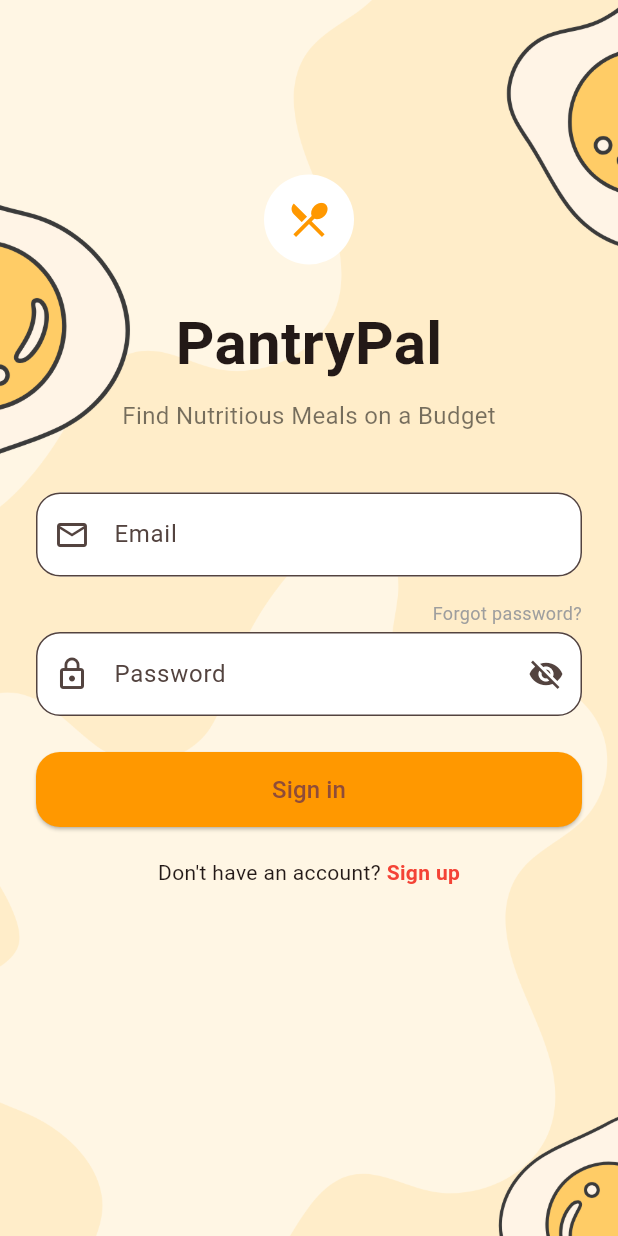
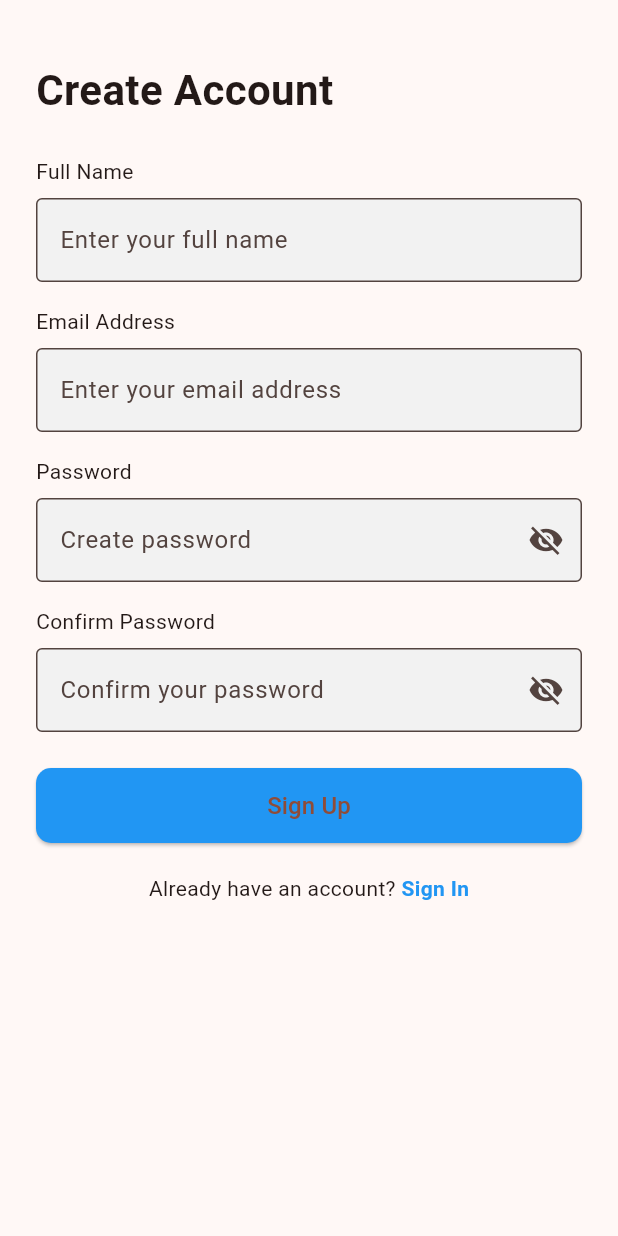
Before and after one commit to varsha698/PantryPalApp, a Flutter app: the LoginScreen screen opened directly, after a tap on "Sign up", on a phone screen of 412 x 824 dp. Run offline on Flutter 3.47's test engine with Material 3 defaults, Android fonts, the phone set to English and light mode, and no system bars; our stand-ins replace firebase_auth, firebase_core; accounts and stored records are empty.

Commit message:
Desinged the sign up page

```diff
--- a/lib/screens/login_screen.dart
+++ b/lib/screens/login_screen.dart
@@ -1,6 +1,8 @@
 import 'package:flutter/material.dart';
 import 'package:firebase_auth/firebase_auth.dart';
 import 'package:login_page/screens/home_screen.dart';
+import 'package:login_page/screens/signup_screen.dart';
+
 
 class LoginScreen extends StatefulWidget {
   const LoginScreen({super.key});
@@ -152,8 +154,11 @@ class _LoginScreenState extends State<LoginScreen> {
                     children: [
                       const Text("Don't have an account? "),
                       GestureDetector(
-                        onTap: () {
-                          // Navigate to SignUp screen
+                        onTap: () {// Navigate to SignUp screen
+                          Navigator.pushReplacement(
+                            context,
+                            MaterialPageRoute(builder: (context) => const SignUpScreen()),
+                          );
                         },
                         child: const Text(
                           "Sign up",
--- /dev/null
+++ b/lib/screens/signup_screen.dart
@@ -0,0 +1,176 @@
+import 'package:flutter/material.dart';
+import 'package:firebase_auth/firebase_auth.dart';
+import 'login_screen.dart';
+
+class SignUpScreen extends StatefulWidget {
+  const SignUpScreen({super.key});
+
+  @override
+  State<SignUpScreen> createState() => _SignUpScreenState();
+}
+
+class _SignUpScreenState extends State<SignUpScreen> {
+  final nameController = TextEditingController();
+  final emailController = TextEditingController();
+  final passwordController = TextEditingController();
+  final confirmPasswordController = TextEditingController();
+
+  bool _obscurePassword = true;
+  bool _obscureConfirm = true;
+
+  Future<void> signUp() async {
+    if (passwordController.text != confirmPasswordController.text) {
+      ScaffoldMessenger.of(context).showSnackBar(
+        const SnackBar(content: Text("Passwords do not match")),
+      );
+      return;
+    }
+
+    try {
+      await FirebaseAuth.instance.createUserWithEmailAndPassword(
+        email: emailController.text.trim(),
+        password: passwordController.text.trim(),
+      );
+
+      ScaffoldMessenger.of(context).showSnackBar(
+        const SnackBar(content: Text("Account created successfully!")),
+      );
+
+      // Navigate back to login
+      Navigator.pushReplacement(
+        context,
+        MaterialPageRoute(builder: (context) => const LoginScreen()),
+      );
+    } on FirebaseAuthException catch (e) {
+      ScaffoldMessenger.of(context).showSnackBar(
+        SnackBar(content: Text(e.message ?? "Signup failed")),
+      );
+    }
+  }
+
+  @override
+  Widget build(BuildContext context) {
+    return Scaffold(
+      body: SafeArea(
+        child: Padding(
+          padding: const EdgeInsets.symmetric(horizontal: 24.0),
+          child: Column(
+            crossAxisAlignment: CrossAxisAlignment.start,
+            children: [
+              const SizedBox(height: 40),
+              const Text(
+                "Create Account",
+                style: TextStyle(fontSize: 28, fontWeight: FontWeight.bold),
+              ),
+              const SizedBox(height: 24),
+
+              const Text("Full Name"),
+              const SizedBox(height: 8),
+              TextField(
+                controller: nameController,
+                decoration: const InputDecoration(
+                  hintText: "Enter your full name",
+                  filled: true,
+                  fillColor: Color(0xFFF2F2F2),
+                  border: OutlineInputBorder(),
+                ),
+              ),
+              const SizedBox(height: 16),
+
+              const Text("Email Address"),
+              const SizedBox(height: 8),
+              TextField(
+                controller: emailController,
+                decoration: const InputDecoration(
+                  hintText: "Enter your email address",
+                  filled: true,
+                  fillColor: Color(0xFFF2F2F2),
+                  border: OutlineInputBorder(),
+                ),
+              ),
+              const SizedBox(height: 16),
+
+              const Text("Password"),
+              const SizedBox(height: 8),
+              TextField(
+                controller: passwordController,
+                obscureText: _obscurePassword,
+                decoration: InputDecoration(
+                  hintText: "Create password",
+                  filled: true,
+                  fillColor: const Color(0xFFF2F2F2),
+                  border: const OutlineInputBorder(),
+                  suffixIcon: IconButton(
+                    icon: Icon(_obscurePassword ? Icons.visibility_off : Icons.visibility),
+                    onPressed: () {
+                      setState(() {
+                        _obscurePassword = !_obscurePassword;
+                      });
+                    },
+                  ),
+                ),
+              ),
+              const SizedBox(height: 16),
+
+              const Text("Confirm Password"),
+              const SizedBox(height: 8),
+              TextField(
+                controller: confirmPasswordController,
+                obscureText: _obscureConfirm,
+                decoration: InputDecoration(
+                  hintText: "Confirm your password",
+                  filled: true,
+                  fillColor: const Color(0xFFF2F2F2),
+                  border: const OutlineInputBorder(),
+                  suffixIcon: IconButton(
+                    icon: Icon(_obscureConfirm ? Icons.visibility_off : Icons.visibility),
+                    onPressed: () {
+                      setState(() {
+                        _obscureConfirm = !_obscureConfirm;
+                      });
+                    },
+                  ),
+                ),
+              ),
+              const SizedBox(height: 24),
+
+              SizedBox(
+                width: double.infinity,
+                height: 50,
+                child: ElevatedButton(
+                  onPressed: signUp,
+                  style: ElevatedButton.styleFrom(
+                    backgroundColor: Colors.blue,
+                    shape: RoundedRectangleBorder(borderRadius: BorderRadius.circular(10)),
+                  ),
+                  child: const Text("Sign Up", style: TextStyle(fontSize: 16)),
+                ),
+              ),
+
+              const SizedBox(height: 20),
+
+              Row(
+                mainAxisAlignment: MainAxisAlignment.center,
+                children: [
+                  const Text("Already have an account? "),
+                  GestureDetector(
+                    onTap: () {
+                      Navigator.pushReplacement(
+                        context,
+                        MaterialPageRoute(builder: (context) => const LoginScreen()),
+                      );
+                    },
+                    child: const Text(
+                      "Sign In",
+                      style: TextStyle(color: Colors.blue, fontWeight: FontWeight.bold),
+                    ),
+                  ),
+                ],
+              )
+            ],
+          ),
+        ),
+      ),
+    );
+  }
+}
```
